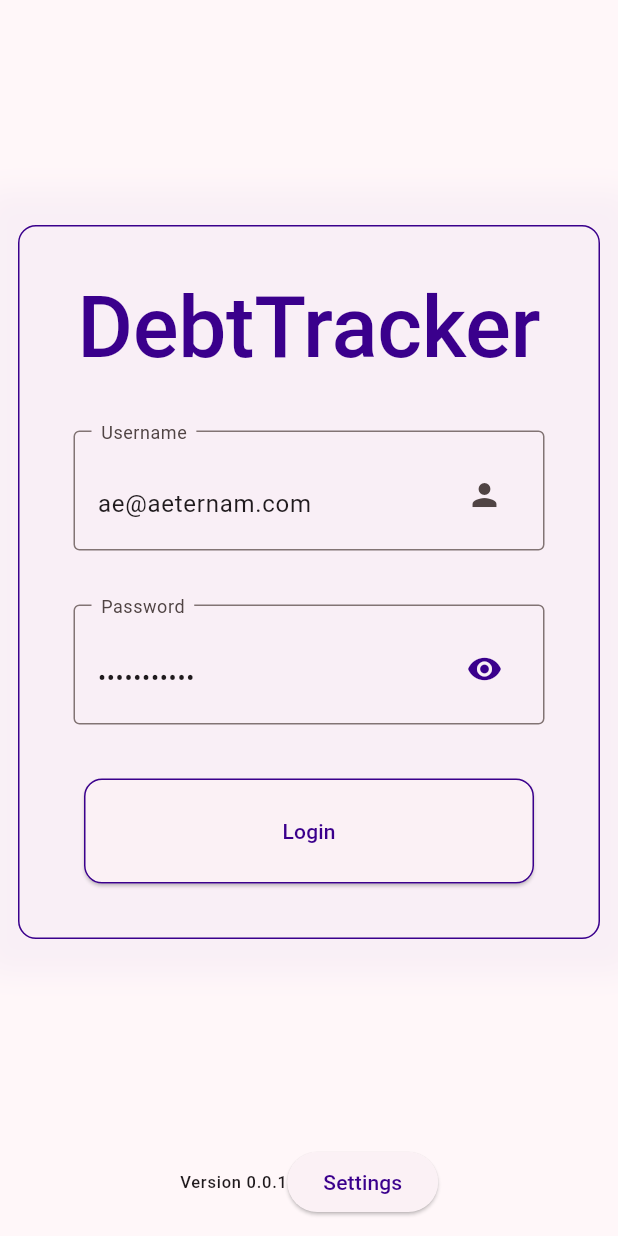
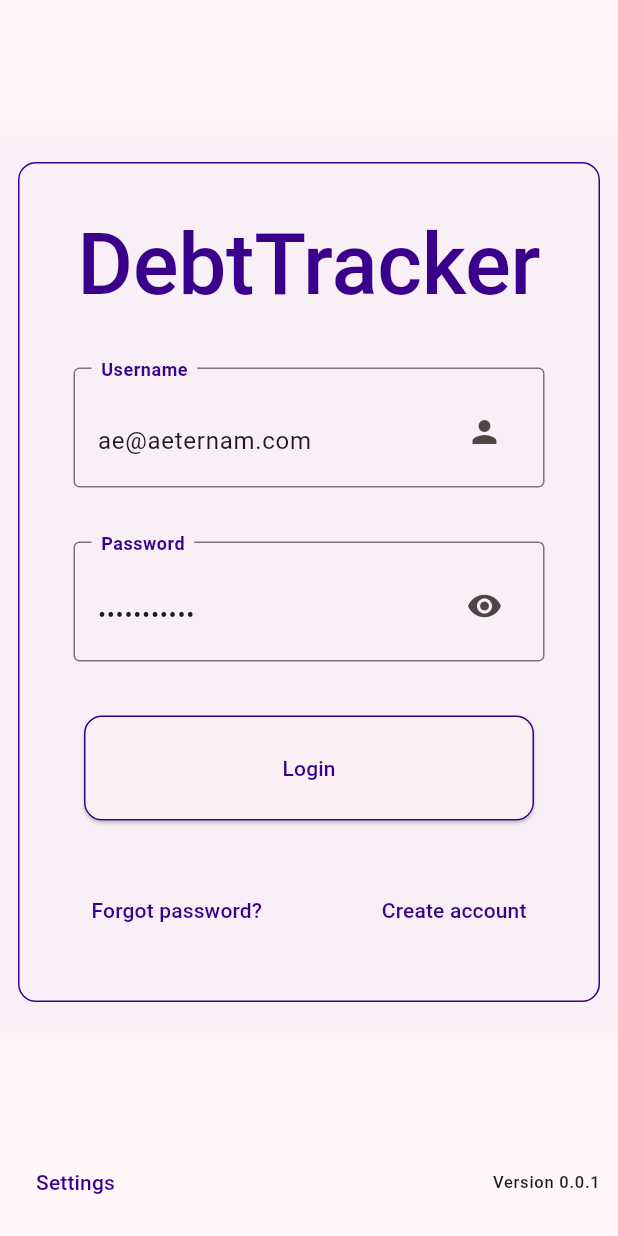
Before and after one commit to aeternam-13/debt_tracker_frontend, a Flutter app: the screen it shows after launch, on a phone screen of 412 x 824 dp. Run offline on Flutter 3.47's test engine with Material 3 defaults, Android fonts, the phone set to English and light mode, and no system bars; our stand-ins replace dart_mappable, decimal, flutter_riverpod, flutter_spinkit, go_router, multiple_result and 1 more; generated files the repository leaves out were written again.

Commit message:
feat: VIsual fixes

```diff
--- /dev/null
+++ b/lib/destinations/app_routes.dart
@@ -0,0 +1,9 @@
+enum AppRoutes {
+  login('/'),
+  debtorList('/debtorlist'),
+  addDebtor('/add_debtor'),
+  settings('/settings');
+
+  final String path;
+  const AppRoutes(this.path);
+}
--- a/lib/feature_login/presentation/screen/components/password_texfield.dart
+++ b/lib/feature_login/presentation/screen/components/password_texfield.dart
@@ -21,9 +21,11 @@ class _PasswordTexfieldState extends State<PasswordTexfield> {
 
   @override
   Widget build(BuildContext context) {
+    final theme = Theme.of(context);
     return TextFormField(
       controller: widget.controller,
       obscureText: _hidePassword,
+
       onChanged: widget.onValueChange,
       decoration: InputDecoration(
         label: Container(
@@ -31,11 +33,17 @@ class _PasswordTexfieldState extends State<PasswordTexfield> {
             borderRadius: BorderRadius.all(Radius.circular(5)),
           ),
           padding: const EdgeInsets.only(left: 3, right: 3, top: 4),
-          child: const Text('Password'),
+          child: Text(
+            'Password',
+            style: theme.textTheme.bodyLarge!.copyWith(
+              fontWeight: .w700,
+              color: theme.colorScheme.primary,
+            ),
+          ),
         ),
         suffix: IconButton(
           onPressed: _togglePasswordVisibility,
-          color: Theme.of(context).colorScheme.primary,
+          color: _hidePassword ? null : theme.colorScheme.primary,
           icon: Icon(_hidePassword ? Icons.visibility : Icons.visibility_off),
         ),
         border: const OutlineInputBorder(),
--- a/lib/feature_login/presentation/screen/components/username_textfield.dart
+++ b/lib/feature_login/presentation/screen/components/username_textfield.dart
@@ -20,7 +20,13 @@ class UsernameTextfield extends StatelessWidget {
             borderRadius: BorderRadius.all(Radius.circular(5)),
           ),
           padding: const EdgeInsets.only(left: 3, right: 3, top: 4),
-          child: const Text('Username'),
+          child: Text(
+            'Username',
+            style: theme.textTheme.bodyLarge!.copyWith(
+              fontWeight: .w700,
+              color: theme.colorScheme.primary,
+            ),
+          ),
         ),
         suffix: IconButton(onPressed: () {}, icon: Icon(Icons.person)),
         border: const OutlineInputBorder(),
--- a/lib/feature_login/presentation/screen/login_screen.dart
+++ b/lib/feature_login/presentation/screen/login_screen.dart
@@ -2,13 +2,13 @@ import 'package:debttracker/commons/button_theme.dart';
 import 'package:debttracker/commons/dialogs.dart';
 import 'package:debttracker/commons/safe_scope.dart';
 import 'package:debttracker/commons/snack_bars.dart';
+import 'package:debttracker/destinations/app_routes.dart';
 import 'package:debttracker/feature_login/di/login_providers.dart';
 import 'package:debttracker/feature_login/presentation/login_intent.dart';
 import 'package:debttracker/feature_login/presentation/login_ui_event.dart';
 import 'package:debttracker/feature_login/presentation/login_viewmodel.dart';
 import 'package:debttracker/feature_login/presentation/screen/components/password_texfield.dart';
 import 'package:debttracker/feature_login/presentation/screen/components/username_textfield.dart';
-import 'package:debttracker/main.dart';
 import 'package:flutter/material.dart';
 import 'package:flutter_riverpod/flutter_riverpod.dart';
 import 'package:go_router/go_router.dart';
@@ -59,7 +59,7 @@ class _LoginScreenState extends ConsumerState<LoginScreen> {
         next.whenData((event) {
           switch (event) {
             case NavigateToMainScreen():
-              context.push(AppRoute.debtorList.path);
+              context.push(AppRoutes.debtorList.path);
             case DisplayLoadingDialog():
               loadingDialog(context, text: "Login you in");
             case HideLoadingDialog() || NavigateBack():
@@ -132,6 +132,19 @@ class _LoginScreenState extends ConsumerState<LoginScreen> {
                                 style: primarySuperLargeButton(theme),
                                 child: Text("Login"),
                               ),
+                              Row(
+                                mainAxisAlignment: .spaceBetween,
+                                children: [
+                                  TextButton(
+                                    onPressed: () {},
+                                    child: Text("Forgot password?"),
+                                  ),
+                                  TextButton(
+                                    onPressed: () {},
+                                    child: Text("Create account"),
+                                  ),
+                                ],
+                              ),
                             ],
                           ),
                         ),
@@ -142,13 +155,15 @@ class _LoginScreenState extends ConsumerState<LoginScreen> {
               ),
             ),
             Row(
-              mainAxisAlignment: MainAxisAlignment.center,
+              mainAxisAlignment: .spaceBetween,
+              spacing: 8,
               children: [
-                Text("Version 0.0.1", style: theme.textTheme.labelSmall),
-                ElevatedButton(
+                TextButton(
                   onPressed: () => context.push("/settings"),
                   child: Text("Settings"),
                 ),
+
+                Text("Version 0.0.1", style: theme.textTheme.labelSmall),
               ],
             ),
           ],
--- a/lib/main.dart
+++ b/lib/main.dart
@@ -1,5 +1,7 @@
 import 'dart:ui';
 
+import 'package:debttracker/destinations/app_routes.dart';
+import 'package:debttracker/feature_add_debtor/presentation/screens/add_debtor_screen.dart';
 import 'package:debttracker/feature_login/presentation/screen/login_screen.dart';
 import 'package:debttracker/feature_debtor_list/debtor_list.dart';
 import 'package:debttracker/settings/domain/model/theme_config.dart';
@@ -31,6 +33,7 @@ class DebtTracker extends ConsumerWidget {
       darkTheme: themeConfig.darkTheme,
       highContrastDarkTheme: themeConfig.highContrastDarkTheme,
       highContrastTheme: themeConfig.highContrastTheme,
+      debugShowCheckedModeBanner: false,
       routerConfig: _router,
     );
   }
@@ -39,39 +42,35 @@ class DebtTracker extends ConsumerWidget {
 final GoRouter _router = GoRouter(
   routes: <RouteBase>[
     GoRoute(
-      path: AppRoute.login.path,
+      path: AppRoutes.login.path,
       builder: (BuildContext context, GoRouterState state) {
         return const LoginScreen();
       },
       routes: <RouteBase>[
         GoRoute(
-          path: AppRoute.debtorList.path,
+          path: AppRoutes.debtorList.path,
           builder: (BuildContext context, GoRouterState state) {
             return const DebtorListScreen();
           },
         ),
         GoRoute(
-          path: AppRoute.login.path,
+          path: AppRoutes.login.path,
           builder: (BuildContext context, GoRouterState state) {
             return const LoginScreen();
           },
         ),
         GoRoute(
-          path: AppRoute.settings.path,
+          path: AppRoutes.settings.path,
           builder: (BuildContext context, GoRouterState state) {
             return const SettingsScreen();
           },
+        ),
+        GoRoute(
+          path: AppRoutes.addDebtor.path,
+          builder: (BuildContext context, GoRouterState state) =>
+              const AddDebtorScreen(),
         ),
       ],
     ),
   ],
 );
-
-enum AppRoute {
-  login('/'),
-  debtorList('/debtorlist'),
-  settings('/settings');
-
-  final String path;
-  const AppRoute(this.path);
-}
```
Also changed, not shown: lib/feature_add_debtor/presentation/screens/add_debtor_screen.dart (added, +18 -0 lines), lib/feature_debtor_list/debtor_list.dart (+20 -6 lines).
